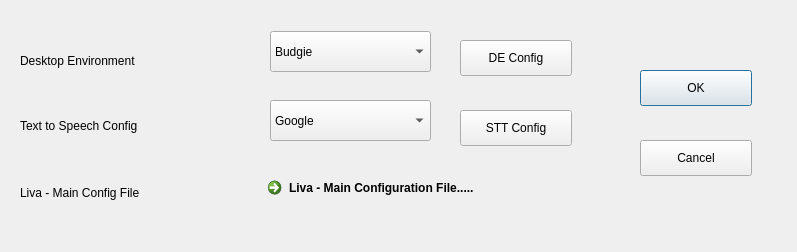
Above: res/settings.ui from prashlkam/linux-voice-assistant-gui before the change. Below: the same form after it.
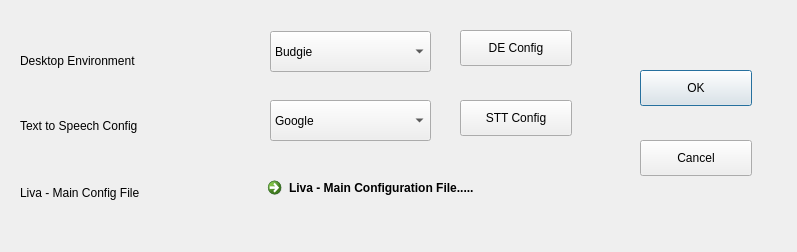
That is the form after the change.

Commit message: settings dialog added - it supports openin Control Center / System Settings for many popular desktops (from where Sound Settings can be accessed...

```diff
--- a/res/settings.ui
+++ b/res/settings.ui
@@ -155,7 +155,7 @@
    <property name="geometry">
     <rect>
      <x>460</x>
-     <y>40</y>
+     <y>30</y>
      <width>112</width>
      <height>36</height>
     </rect>
@@ -168,7 +168,7 @@
    <property name="geometry">
     <rect>
      <x>460</x>
-     <y>110</y>
+     <y>100</y>
      <width>112</width>
      <height>36</height>
     </rect>
```
The commit also changes 3 other files.
